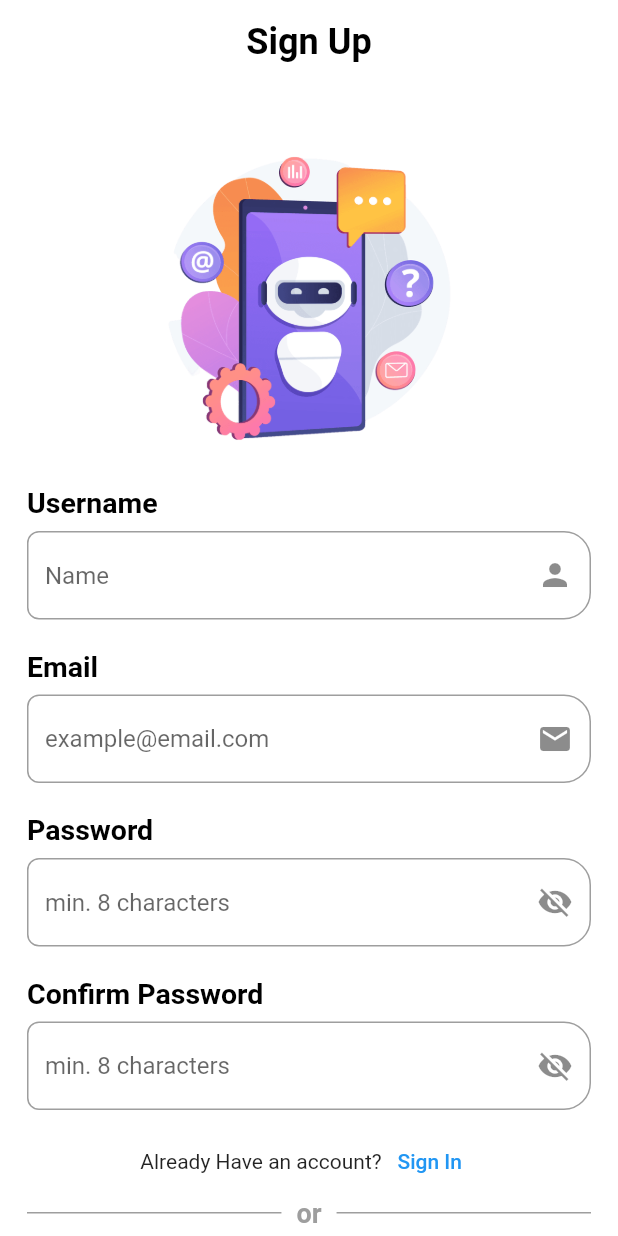
After one commit to MostafaGadoo/mentlo, a Flutter app: the SignUpWidget screen opened directly, on a phone screen of 412 x 824 dp. The commit adds this screen. Run offline on Flutter 3.47's test engine with Material 2 defaults, Android fonts, the phone set to English and light mode, and no system bars; our stand-ins replace smooth_page_indicator.

Commit message:
SignUp (Interface) done V_1

```diff
--- /dev/null
+++ b/lib/features/sign_in/page/signin_page.dart
@@ -0,0 +1,11 @@
+import 'package:flutter/material.dart';
+import 'package:mentlo/features/sign_in/widget/sigin_widget.dart';
+
+class SignInScreen extends StatelessWidget {
+  const SignInScreen({Key? key}) : super(key: key);
+
+  @override
+  Widget build(BuildContext context) {
+    return const SignInWidget();
+  }
+}
--- /dev/null
+++ b/lib/features/sign_in/widget/sigin_widget.dart
@@ -0,0 +1,10 @@
+import 'package:flutter/material.dart';
+
+class SignInWidget extends StatelessWidget {
+  const SignInWidget({Key? key}) : super(key: key);
+
+  @override
+  Widget build(BuildContext context) {
+    return const Scaffold();
+  }
+}
--- /dev/null
+++ b/lib/features/sign_up/page/sigin_up_screen.dart
@@ -0,0 +1,11 @@
+import 'package:flutter/material.dart';
+import 'package:mentlo/features/sign_up/widget/sign_up_widget.dart';
+
+class SignUpScreen extends StatelessWidget {
+  const SignUpScreen({Key? key}) : super(key: key);
+
+  @override
+  Widget build(BuildContext context) {
+    return const SignUpWidget();
+  }
+}
--- /dev/null
+++ b/lib/features/sign_up/widget/sign_up_widget.dart
@@ -0,0 +1,265 @@
+import 'package:flutter/material.dart';
+
+class SignUpWidget extends StatelessWidget {
+  const SignUpWidget({Key? key}) : super(key: key);
+
+  @override
+  Widget build(BuildContext context) {
+    return Scaffold(
+      backgroundColor: Colors.white,
+      appBar: AppBar(
+        backgroundColor: Colors.white,
+        elevation: 0,
+        title: const Text(
+          'Sign Up',
+          style: TextStyle(
+            color: Colors.black,
+            fontWeight: FontWeight.bold,
+            fontSize: 24,
+          ),
+        ),
+        centerTitle: true,
+      ),
+      body: SingleChildScrollView(
+        physics: const BouncingScrollPhysics(),
+        child: Padding(
+          padding: const EdgeInsets.all(18.0),
+          child: Column(
+            crossAxisAlignment: CrossAxisAlignment.start,
+            children: [
+              Row(
+                mainAxisAlignment: MainAxisAlignment.center,
+                children: const [
+                  Image(
+                    image: AssetImage('assets/images/SignUpchatbot.png'),
+                    width: 250,
+                    height: 250,
+                  ),
+                ],
+              ),
+              // const Text(
+              //   'Solve your problems with the help of our mentors',
+              //   style: TextStyle(
+              //     color: Colors.black,
+              //     // fontWeight: FontWeight.bold,
+              //     fontSize: 16,
+              //   ),
+              //   textAlign: TextAlign.center,
+              // ),
+              // const SizedBox(height: 24),
+              const Text(
+                'Username',
+                style: TextStyle(
+                  color: Colors.black,
+                  fontSize: 19,
+                  fontWeight: FontWeight.bold,
+                ),
+              ),
+              const SizedBox(height: 8),
+              const TextField(
+                keyboardType: TextInputType.name,
+                decoration: InputDecoration(
+                  hintText: 'Name',
+                  border: OutlineInputBorder(
+                    borderRadius: BorderRadius.only(
+                      bottomRight: Radius.circular(18),
+                      topRight: Radius.circular(18),
+                      topLeft: Radius.circular(8),
+                      bottomLeft: Radius.circular(8),
+                    ),
+                  ),
+                  suffixIcon: Icon(
+                    Icons.person,
+                  ),
+                ),
+              ),
+              const SizedBox(height: 20),
+              const Text(
+                'Email',
+                style: TextStyle(
+                  color: Colors.black,
+                  fontSize: 19,
+                  fontWeight: FontWeight.bold,
+                ),
+              ),
+              const SizedBox(height: 8),
+              const TextField(
+                decoration: InputDecoration(
+                  hintText: 'example@email.com',
+                  border: OutlineInputBorder(
+                    borderRadius: BorderRadius.only(
+                      bottomRight: Radius.circular(18),
+                      topRight: Radius.circular(18),
+                      topLeft: Radius.circular(8),
+                      bottomLeft: Radius.circular(8),
+                    ),
+                  ),
+                  suffixIcon: Icon(
+                    Icons.email,
+                  ),
+                ),
+              ),
+              const SizedBox(height: 20),
+              const Text(
+                'Password',
+                style: TextStyle(
+                  color: Colors.black,
+                  fontSize: 19,
+                  fontWeight: FontWeight.bold,
+                ),
+              ),
+              const SizedBox(height: 8),
+              TextField(
+                decoration: InputDecoration(
+                  hintText: 'min. 8 characters',
+                  border: const OutlineInputBorder(
+                    borderRadius: BorderRadius.only(
+                      bottomRight: Radius.circular(18),
+                      topRight: Radius.circular(18),
+                      topLeft: Radius.circular(8),
+                      bottomLeft: Radius.circular(8),
+                    ),
+                  ),
+                  suffixIcon: IconButton(
+                      onPressed: () {
+                        debugPrint('Pressed');
+                      },
+                      icon: const Icon(Icons.visibility_off)),
+                ),
+              ),
+              const SizedBox(height: 20),
+              const Text(
+                'Confirm Password',
+                style: TextStyle(
+                  color: Colors.black,
+                  fontSize: 19,
+                  fontWeight: FontWeight.bold,
+                ),
+              ),
+              const SizedBox(height: 8),
+              TextField(
+                decoration: InputDecoration(
+                  hintText: 'min. 8 characters',
+                  border: const OutlineInputBorder(
+                    borderRadius: BorderRadius.only(
+                      bottomRight: Radius.circular(18),
+                      topRight: Radius.circular(18),
+                      topLeft: Radius.circular(8),
+                      bottomLeft: Radius.circular(8),
+                    ),
+                  ),
+                  suffixIcon: IconButton(
+                      onPressed: () {
+                        debugPrint('Pressed');
+                      },
+                      icon: const Icon(Icons.visibility_off)),
+                ),
+              ),
+              const SizedBox(height: 10),
+              Row(
+                mainAxisAlignment: MainAxisAlignment.center,
+                children: [
+                  const Text(
+                    'Already Have an account?',
+                  ),
+                  TextButton(
+                    onPressed: () {},
+                    child: const Text('Sign In'),
+                  ),
+                ],
+              ),
+              Row(
+                children: [
+                  Expanded(
+                    child: Container(
+                      height: 1,
+                      color: Colors.grey,
+                    ),
+                  ),
+                  const SizedBox(
+                    width: 10,
+                  ),
+                  const Text(
+                    'or',
+                    style: TextStyle(
+                      color: Colors.grey,
+                      fontSize: 18,
+                      fontWeight: FontWeight.bold,
+                    ),
+                  ),
+                  const SizedBox(
+                    width: 10,
+                  ),
+                  Expanded(
+                    child: Container(
+                      height: 1,
+                      color: Colors.grey,
+                    ),
+                  ),
+                ],
+              ),
+              const SizedBox(height: 10),
+              GestureDetector(
+                onTap: () {
+                  debugPrint('Sign Up with Google');
+                },
+                child: Container(
+                  decoration: BoxDecoration(
+                    color: Colors.white,
+                    borderRadius: BorderRadius.circular(30),
+                    border: Border.all(
+                      color: Colors.grey,
+                    ),
+                  ),
+                  child: Padding(
+                    padding: const EdgeInsets.all(16.0),
+                    child: Row(
+                      mainAxisAlignment: MainAxisAlignment.center,
+                      children: const [
+                        Image(
+                          image: AssetImage('assets/icons/google.png'),
+                          width: 16,
+                          height: 16,
+                        ),
+                        SizedBox(
+                          width: 10,
+                        ),
+                        Text(
+                          'Sign Up with Google',
+                          style: TextStyle(
+                            color: Colors.black,
+                            fontWeight: FontWeight.bold,
+                            fontSize: 15,
+                          ),
+                        ),
+                      ],
+                    ),
+                  ),
+                ),
+              ),
+              const SizedBox(height: 10),
+              Container(
+                width: double.infinity,
+                decoration: BoxDecoration(
+                  color: Colors.blue,
+                  borderRadius: BorderRadius.circular(30),
+                ),
+                child: MaterialButton(
+                  onPressed: () {},
+                  child: const Text(
+                    'Sign up',
+                    style: TextStyle(
+                      color: Colors.white,
+                      fontSize: 18,
+                      fontWeight: FontWeight.bold,
+                    ),
+                  ),
+                ),
+              )
+            ],
+          ),
+        ),
+      ),
+    );
+  }
+}
--- a/lib/main.dart
+++ b/lib/main.dart
@@ -1,5 +1,7 @@
 import 'package:flutter/material.dart';
 import 'package:mentlo/features/onboarding/widgets/onboarding_widget.dart';
+import 'package:mentlo/features/sign_in/page/signin_page.dart';
+import 'package:mentlo/features/sign_up/page/sigin_up_screen.dart';
 
 void main() {
   runApp(const MyApp());
@@ -15,18 +17,9 @@ class MyApp extends StatelessWidget {
       title: 'Flutter Demo',
       debugShowCheckedModeBanner: false,
       theme: ThemeData(
-        // This is the theme of your application.
-        //
-        // Try running your application with "flutter run". You'll see the
-        // application has a blue toolbar. Then, without quitting the app, try
-        // changing the primarySwatch below to Colors.green and then invoke
-        // "hot reload" (press "r" in the console where you ran "flutter run",
-        // or simply save your changes to "hot reload" in a Flutter IDE).
-        // Notice that the counter didn't reset back to zero; the application
-        // is not restarted.
         primarySwatch: Colors.blue,
       ),
-      home: const OnBoardingWidget(),
+      home: const SignInScreen(),
     );
   }
 }
--- a/pubspec.yaml
+++ b/pubspec.yaml
@@ -59,6 +59,7 @@ flutter:
   uses-material-design: true
   assets:
     - assets/images/
+    - assets/icons/
 
   # To add assets to your application, add an assets section, like this:
   # assets:
```
Also changed, not shown: assets/icons/google.png (added), assets/images/SignUpchatbot.png (added).
